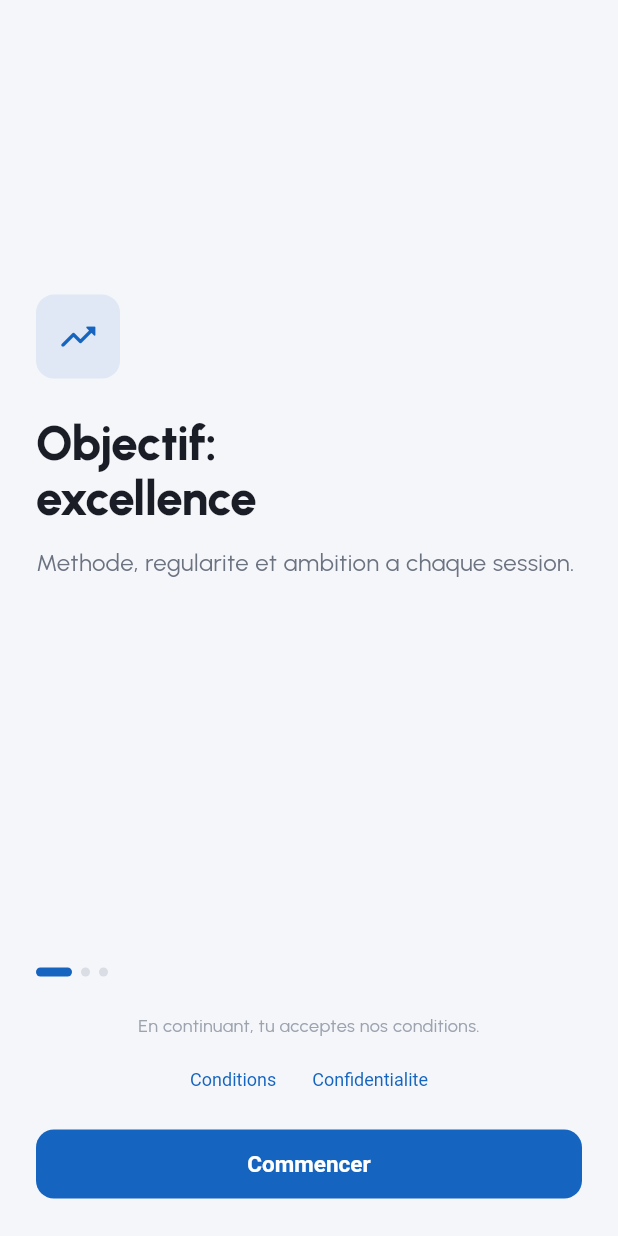
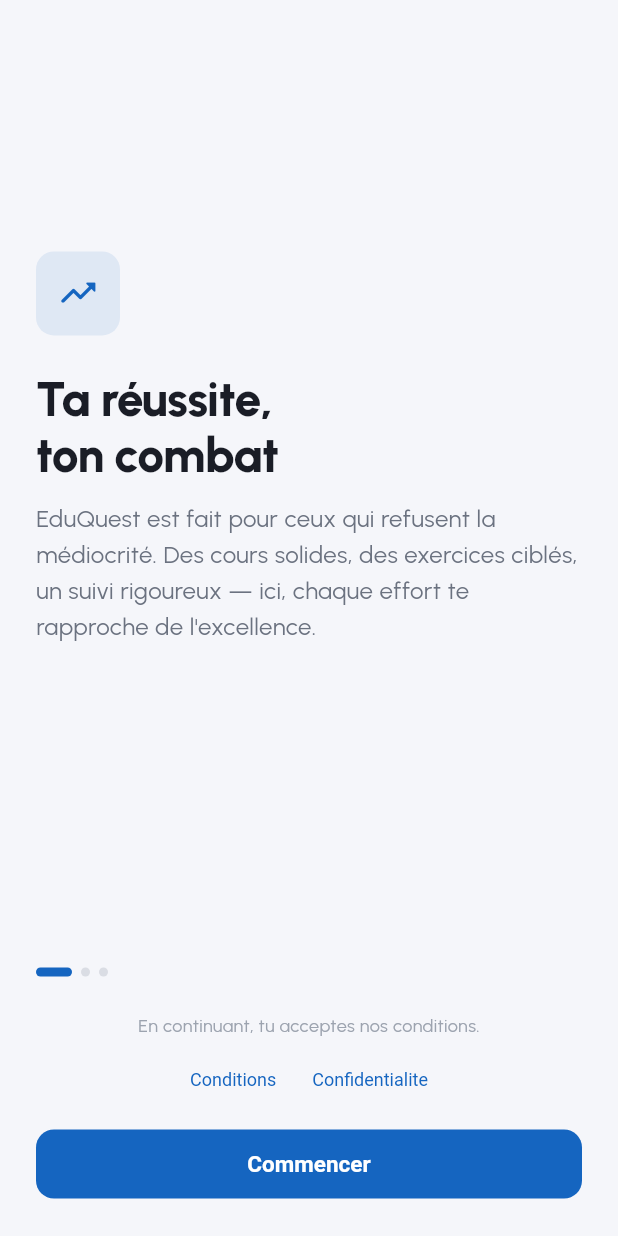
Before and after one commit to Jean-Paul15/EduQuest, a Flutter app: the screen it shows after launch, after a tap on "Conditions", on a phone screen of 412 x 824 dp. Run offline on Flutter 3.47's test engine with Material 3 defaults, Android fonts, the phone set to English and light mode, and no system bars; our stand-ins replace device_info_plus, flutter_dotenv, flutter_local_notifications, flutter_markdown, flutter_native_splash, flutter_secure_storage and 10 more; missing offline and left inert: encrypt, home_widget, onesignal_flutter, screen_protector, syncfusion_flutter_pdfviewer; accounts and stored records are empty; network calls fail.

Commit message:
Ajout d'une citation motivationnelle et amélioration de l'introduction de l'onboarding

```diff
--- a/lib/features/home/presentation/widgets/home_body.dart
+++ b/lib/features/home/presentation/widgets/home_body.dart
@@ -4,6 +4,7 @@
 import 'package:eduquest/features/gamification/presentation/widgets/gamification_panel.dart';
 import 'package:eduquest/features/home/presentation/widgets/access_banner.dart';
 import 'package:eduquest/features/home/presentation/widgets/action_tile.dart';
+import 'package:eduquest/features/home/presentation/widgets/motivational_quote.dart';
 import 'package:eduquest/shared/ui/design_tokens.dart';
 import 'package:flutter/material.dart';
 
@@ -90,6 +91,7 @@
           actionIcon: Icons.shopping_cart_checkout_rounded,
           onAction: onBuyTicket,
         ),
+        const MotivationalQuote(),
       ],
     );
   }
--- /dev/null
+++ b/lib/features/home/presentation/widgets/motivational_quote.dart
@@ -0,0 +1,58 @@
+import 'package:eduquest/features/home/presentation/widgets/quote_card.dart';
+import 'package:flutter/material.dart';
+
+/// Conteneur anime pour la citation motivationnelle
+/// Gere le fade-in initial et l'effet de respiration continu
+class MotivationalQuote extends StatefulWidget {
+  const MotivationalQuote({super.key});
+
+  @override
+  State<MotivationalQuote> createState() => _MotivationalQuoteState();
+}
+
+class _MotivationalQuoteState extends State<MotivationalQuote>
+    with TickerProviderStateMixin {
+  late final AnimationController _fade;
+  late final AnimationController _pulse;
+  late final Animation<double> _fadeAnim;
+  late final Animation<double> _glowAnim;
+
+  @override
+  void initState() {
+    super.initState();
+    _fade = AnimationController(
+      vsync: this,
+      duration: const Duration(milliseconds: 1500),
+    )..forward();
+    _pulse = AnimationController(
+      vsync: this,
+      duration: const Duration(seconds: 3),
+    )..repeat(reverse: true);
+    _fadeAnim = CurvedAnimation(parent: _fade, curve: Curves.easeOut);
+    _glowAnim = Tween(
+      begin: 0.3,
+      end: 0.75,
+    ).animate(CurvedAnimation(parent: _pulse, curve: Curves.easeInOut));
+  }
+
+  @override
+  void dispose() {
+    _fade.dispose();
+    _pulse.dispose();
+    super.dispose();
+  }
+
+  @override
+  Widget build(BuildContext context) {
+    return FadeTransition(
+      opacity: _fadeAnim,
+      child: AnimatedBuilder(
+        animation: _pulse,
+        builder: (_, __) => QuoteCard(
+          glowIntensity: _glowAnim.value,
+          floatOffset: _pulse.value * 3,
+        ),
+      ),
+    );
+  }
+}
--- /dev/null
+++ b/lib/features/home/presentation/widgets/quote_card.dart
@@ -0,0 +1,122 @@
+import 'dart:ui';
+
+import 'package:eduquest/shared/ui/design_tokens.dart';
+import 'package:flutter/material.dart';
+import 'package:google_fonts/google_fonts.dart';
+
+/// Carte glassmorphisme avec citation en Playfair Display
+class QuoteCard extends StatelessWidget {
+  const QuoteCard({
+    super.key,
+    required this.glowIntensity,
+    required this.floatOffset,
+  });
+
+  final double glowIntensity;
+  final double floatOffset;
+
+  @override
+  Widget build(BuildContext context) {
+    final dark = Theme.of(context).brightness == Brightness.dark;
+    return Container(
+      margin: const EdgeInsets.only(top: 8),
+      decoration: _glassDeco(dark),
+      child: ClipRRect(
+        borderRadius: BorderRadius.circular(AppRadius.l),
+        child: BackdropFilter(
+          filter: ImageFilter.blur(sigmaX: 16, sigmaY: 16),
+          child: Padding(
+            padding: const EdgeInsets.all(20),
+            child: _content(dark),
+          ),
+        ),
+      ),
+    );
+  }
+
+  Column _content(bool dark) {
+    return Column(
+      crossAxisAlignment: CrossAxisAlignment.start,
+      children: [
+        Transform.translate(
+          offset: Offset(0, -floatOffset),
+          child: Text(
+            '\u00AB',
+            style: GoogleFonts.playfairDisplay(
+              fontSize: 44,
+              fontWeight: FontWeight.w800,
+              height: 0.7,
+              color: AppColors.accent.withValues(alpha: glowIntensity),
+            ),
+          ),
+        ),
+        const SizedBox(height: 8),
+        Text(
+          'La réussite, c\'est d\'abord et surtout '
+          'd\'être au travail quand les autres '
+          'vont à la pêche.',
+          style: GoogleFonts.playfairDisplay(
+            fontSize: 17,
+            fontStyle: FontStyle.italic,
+            fontWeight: FontWeight.w500,
+            height: 1.6,
+            letterSpacing: 0.15,
+            color: dark ? Colors.white70 : AppColors.textPrimary,
+          ),
+        ),
+        const SizedBox(height: 12),
+        _authorRow(),
+      ],
+    );
+  }
+
+  BoxDecoration _glassDeco(bool dark) {
+    return BoxDecoration(
+      gradient: LinearGradient(
+        begin: Alignment.topLeft,
+        end: Alignment.bottomRight,
+        colors: dark
+            ? [
+                const Color(0xFF1E2A5E).withValues(alpha: 0.55),
+                const Color(0xFF0D1B3E).withValues(alpha: 0.45),
+              ]
+            : [
+                Colors.white.withValues(alpha: 0.45),
+                const Color(0xFFFFF7EE).withValues(alpha: 0.35),
+              ],
+      ),
+      borderRadius: BorderRadius.circular(AppRadius.l),
+      border: Border.all(
+        color: (dark ? Colors.white : AppColors.primary).withValues(
+          alpha: 0.12,
+        ),
+      ),
+    );
+  }
+
+  Widget _authorRow() {
+    return Row(
+      children: [
+        Container(
+          width: 32,
+          height: 2,
+          decoration: BoxDecoration(
+            color: AppColors.accent.withValues(alpha: glowIntensity * 0.6),
+            borderRadius: BorderRadius.circular(1),
+          ),
+        ),
+        const Spacer(),
+        Text(
+          '— Philippe Bouvard',
+          style: GoogleFonts.cormorantGaramond(
+            fontSize: 13,
+            fontWeight: FontWeight.w600,
+            fontStyle: FontStyle.italic,
+            color: AppColors.textTertiary,
+            letterSpacing: 0.3,
+          ),
+        ),
+      ],
+    );
+  }
+}
--- a/lib/features/onboarding/presentation/onboarding_intro_page.dart
+++ b/lib/features/onboarding/presentation/onboarding_intro_page.dart
@@ -14,18 +14,26 @@
   int _index = 0;
   static const _items = [
     (
-      'Objectif:\nexcellence',
-      'Methode, regularite et ambition a chaque session.',
+      'Ta réussite,\nton combat',
+      'EduQuest est fait pour ceux qui refusent la médiocrité. '
+          'Des cours solides, des exercices ciblés, un suivi rigoureux '
+          '— ici, chaque effort te rapproche de l\'excellence.',
       Icons.trending_up_rounded,
     ),
     (
-      'Rythme, focus,\nresultats',
-      'Cours, QCM, exercices et corriges pour maitriser.',
+      'Tout est là.\nÀ toi de jouer.',
+      'Cours structurés, QCM chronométrés, corrigés '
+          'détaillés, épreuves d\'examen réelles. '
+          'Chaque outil est pensé pour transformer '
+          'ton travail en résultats le jour J.',
       Icons.bolt_rounded,
     ),
     (
-      'Meme hors\nligne',
-      'En ville ou en deplacement, ta progression continue.',
+      'Même sans\nconnexion',
+      'Le réseau coupe ? Ça arrive. '
+          'Télécharge tes contenus et continue à avancer. '
+          'Ton ambition ne s\'arrête pas '
+          'là où le wifi s\'arrête.',
       Icons.wifi_off_rounded,
     ),
   ];
@@ -43,7 +51,8 @@
       body: SafeArea(
         child: Padding(
           padding: const EdgeInsets.symmetric(horizontal: 24),
-          child: Column(children: [
+          child: Column(
+            children: [
               const SizedBox(height: 24),
               Expanded(
                 child: PageView.builder(
@@ -60,15 +69,9 @@
                           padding: const EdgeInsets.all(14),
                           decoration: BoxDecoration(
                             color: s.primary.withValues(alpha: .1),
-                          borderRadius: BorderRadius.circular(
-                            AppRadius.s,
+                            borderRadius: BorderRadius.circular(AppRadius.s),
                           ),
-                        ),
-                        child: Icon(
-                          item.$3,
-                          color: s.primary,
-                          size: 28,
-                        ),
+                          child: Icon(item.$3, color: s.primary, size: 28),
                         ),
                         const SizedBox(height: 24),
                         Text(
@@ -117,10 +120,7 @@
               Text(
                 'En continuant, tu acceptes nos conditions.',
                 textAlign: TextAlign.center,
-              style: TextStyle(
-                color: AppColors.textTertiary,
-                fontSize: 12,
-              ),
+                style: TextStyle(color: AppColors.textTertiary, fontSize: 12),
               ),
               const SizedBox(height: 4),
               Row(
@@ -163,7 +163,8 @@
                 ),
               ),
               const SizedBox(height: 24),
-          ]),
+            ],
+          ),
         ),
       ),
     );
```
Lines whose indentation alone changed are shown as unchanged.
